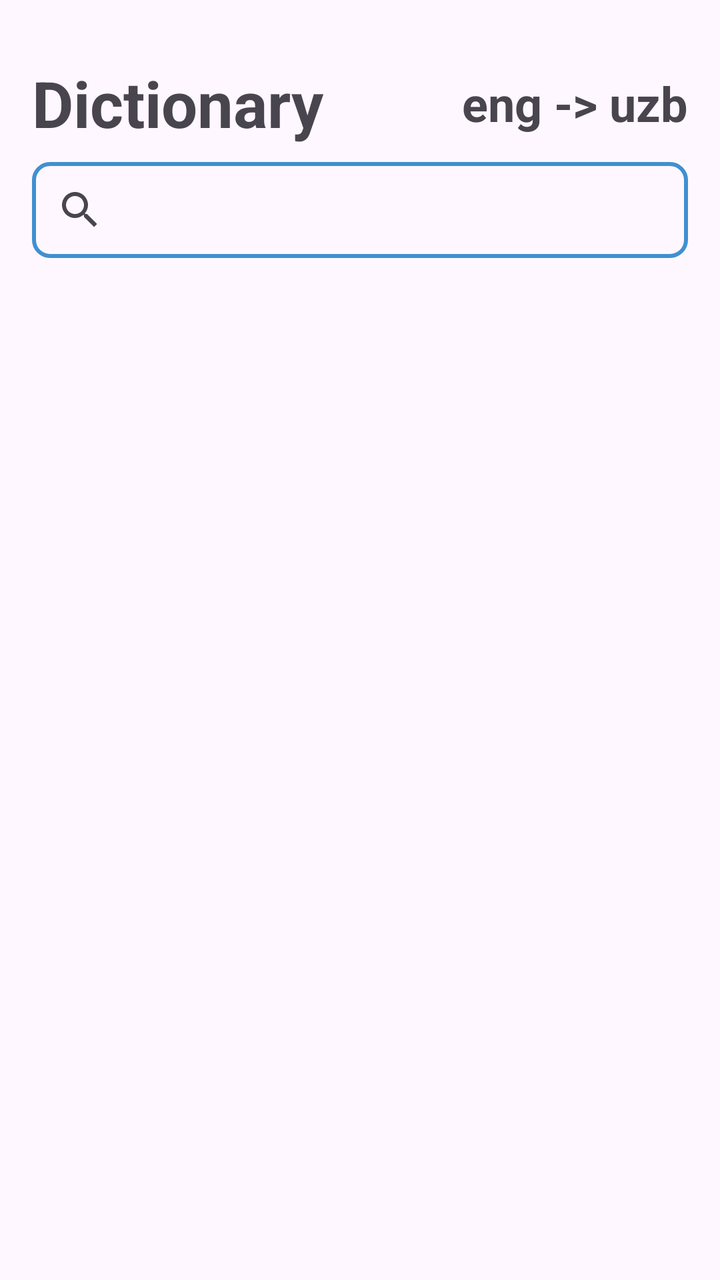
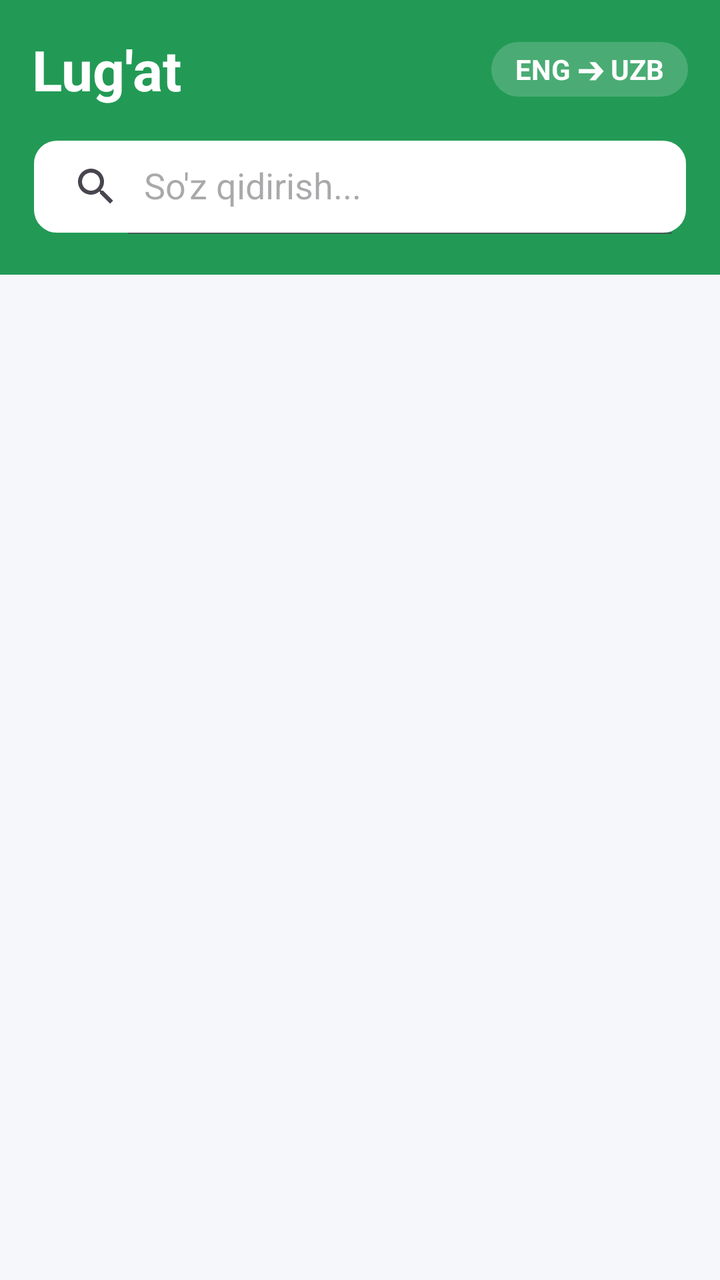

Screens rendered from an Android XML layout before and after an edit, with the pre-edit source and the edit as a unified diff.
<!-- AndroidManifest.xml: application theme Theme.Lugatapp -->
<!-- res/layout/fragment_main.xml -->
<?xml version="1.0" encoding="utf-8"?>
<androidx.constraintlayout.widget.ConstraintLayout xmlns:android="http://schemas.android.com/apk/res/android"
    android:layout_width="match_parent"
    android:layout_height="match_parent"
    android:paddingHorizontal="16dp"
    xmlns:app="http://schemas.android.com/apk/res-auto">
    <TextView
        android:id="@+id/tv_dictionery"
        android:layout_width="wrap_content"
        android:layout_height="wrap_content"
        android:text="Dictionary"
        android:textStyle="bold"
        android:textSize="32dp"
        app:layout_constraintHorizontal_bias="0"
        app:layout_constraintVertical_bias="0.05"
        app:layout_constraintTop_toTopOf="parent"
        app:layout_constraintEnd_toEndOf="parent"
        app:layout_constraintStart_toStartOf="parent"
        app:layout_constraintBottom_toBottomOf="parent"/>
    <TextView
        android:layout_width="wrap_content"
        android:layout_height="wrap_content"
        android:textStyle="bold"
        android:textSize="24dp"
        android:text="eng -> uzb"
        app:layout_constraintTop_toTopOf="@id/tv_dictionery"
        app:layout_constraintBottom_toBottomOf="@id/tv_dictionery"
        app:layout_constraintEnd_toEndOf="parent"/>

    <androidx.appcompat.widget.SearchView
        android:id="@+id/search"
        android:layout_width="match_parent"
        android:layout_height="wrap_content"
        android:layout_marginTop="8dp"
        android:background="@drawable/backround_search"
        app:layout_constraintTop_toBottomOf="@id/tv_dictionery"
        app:layout_constraintStart_toStartOf="parent"
        app:layout_constraintEnd_toEndOf="parent"/>

    <androidx.recyclerview.widget.RecyclerView
        android:id="@+id/recycler"
        android:layout_width="match_parent"
        android:layout_height="0dp"
        app:layout_constraintTop_toBottomOf="@id/search"
        app:layout_constraintStart_toStartOf="parent"
        app:layout_constraintEnd_toEndOf="parent"
        app:layout_constraintBottom_toBottomOf="parent"/>
</androidx.constraintlayout.widget.ConstraintLayout>
<!-- resources referenced by this layout -->
<resources>
  <!-- drawable backround_search (drawable) -->
  <?xml version="1.0" encoding="utf-8"?>
  <shape xmlns:android="http://schemas.android.com/apk/res/android">
      <corners android:radius="8dp"/>
      <stroke android:color="#4090D0"
          android:width="2dp"/>
  </shape>
  <style name="Theme.Lugatapp" parent="Base.Theme.Lugatapp" />
  <style name="Base.Theme.Lugatapp" parent="Theme.Material3.DayNight.NoActionBar">
          
          
      </style>
</resources>

<!-- the commit's change to res/layout/fragment_main.xml (unified diff, before → after) -->
@@ -1,48 +1,72 @@
 <?xml version="1.0" encoding="utf-8"?>
 <androidx.constraintlayout.widget.ConstraintLayout xmlns:android="http://schemas.android.com/apk/res/android"
+    xmlns:app="http://schemas.android.com/apk/res-auto"
+    xmlns:tools="http://schemas.android.com/tools"
     android:layout_width="match_parent"
     android:layout_height="match_parent"
-    android:paddingHorizontal="16dp"
-    xmlns:app="http://schemas.android.com/apk/res-auto">
-    <TextView
-        android:id="@+id/tv_dictionery"
-        android:layout_width="wrap_content"
+    android:background="@color/bg_light">
+
+    
+    <androidx.constraintlayout.widget.ConstraintLayout
+        android:id="@+id/header_container"
+        android:layout_width="match_parent"
         android:layout_height="wrap_content"
-        android:text="Dictionary"
-        android:textStyle="bold"
-        android:textSize="32dp"
-        app:layout_constraintHorizontal_bias="0"
-        app:layout_constraintVertical_bias="0.05"
-        app:layout_constraintTop_toTopOf="parent"
+        android:background="@color/green_primary"
+        android:paddingHorizontal="16dp"
+        android:paddingTop="16dp"
+        android:paddingBottom="20dp"
         app:layout_constraintEnd_toEndOf="parent"
         app:layout_constraintStart_toStartOf="parent"
-        app:layout_constraintBottom_toBottomOf="parent"/>
-    <TextView
-        android:layout_width="wrap_content"
-        android:layout_height="wrap_content"
-        android:textStyle="bold"
-        android:textSize="24dp"
-        android:text="eng -> uzb"
-        app:layout_constraintTop_toTopOf="@id/tv_dictionery"
-        app:layout_constraintBottom_toBottomOf="@id/tv_dictionery"
-        app:layout_constraintEnd_toEndOf="parent"/>
+        app:layout_constraintTop_toTopOf="parent">
 
-    <androidx.appcompat.widget.SearchView
-        android:id="@+id/search"
-        android:layout_width="match_parent"
-        android:layout_height="wrap_content"
-        android:layout_marginTop="8dp"
-        android:background="@drawable/backround_search"
-        app:layout_constraintTop_toBottomOf="@id/tv_dictionery"
-        app:layout_constraintStart_toStartOf="parent"
-        app:layout_constraintEnd_toEndOf="parent"/>
+        <TextView
+            android:id="@+id/tv_dictionery"
+            android:layout_width="wrap_content"
+            android:layout_height="wrap_content"
+            android:text="Lug'at"
+            android:textColor="@color/white"
+            android:textSize="28sp"
+            android:textStyle="bold"
+            app:layout_constraintStart_toStartOf="parent"
+            app:layout_constraintTop_toTopOf="parent" />
+
+        <TextView
+            android:layout_width="wrap_content"
+            android:layout_height="wrap_content"
+            android:background="@drawable/bg_action_btn"
+            android:paddingHorizontal="12dp"
+            android:paddingVertical="4dp"
+            android:text="ENG ➔ UZB"
+            android:textColor="@color/white"
+            android:textSize="14sp"
+            android:textStyle="bold"
+            app:layout_constraintBottom_toBottomOf="@id/tv_dictionery"
+            app:layout_constraintEnd_toEndOf="parent"
+            app:layout_constraintTop_toTopOf="@id/tv_dictionery" />
+
+        <androidx.appcompat.widget.SearchView
+            android:id="@+id/search"
+            android:layout_width="match_parent"
+            android:layout_height="wrap_content"
+            android:layout_marginTop="16dp"
+            android:background="@drawable/backround_search"
+            app:iconifiedByDefault="false"
+            app:queryHint="So'z qidirish..."
+            app:layout_constraintEnd_toEndOf="parent"
+            app:layout_constraintStart_toStartOf="parent"
+            app:layout_constraintTop_toBottomOf="@id/tv_dictionery" />
+
+    </androidx.constraintlayout.widget.ConstraintLayout>
 
     <androidx.recyclerview.widget.RecyclerView
         android:id="@+id/recycler"
         android:layout_width="match_parent"
         android:layout_height="0dp"
-        app:layout_constraintTop_toBottomOf="@id/search"
+        android:clipToPadding="false"
+        android:padding="16dp"
+        app:layout_constraintBottom_toBottomOf="parent"
+        app:layout_constraintEnd_toEndOf="parent"
         app:layout_constraintStart_toStartOf="parent"
-        app:layout_constraintEnd_toEndOf="parent"
-        app:layout_constraintBottom_toBottomOf="parent"/>
+        app:layout_constraintTop_toBottomOf="@id/header_container" />
+
 </androidx.constraintlayout.widget.ConstraintLayout>
<!-- resource entries referenced after the edit -->
@@ -1,16 +1,30 @@
 <!-- resources referenced by this layout -->
 <resources>
+  <color name="bg_light">#F5F7FA</color>
+  <color name="green_primary">#229A55</color>
+  <color name="white">#FFFFFFFF</color>
   <!-- drawable backround_search (drawable) -->
   <?xml version="1.0" encoding="utf-8"?>
   <shape xmlns:android="http://schemas.android.com/apk/res/android">
-      <corners android:radius="8dp"/>
-      <stroke android:color="#4090D0"
-          android:width="2dp"/>
+      <solid android:color="#FFFFFF" />
+      <corners android:radius="12dp" />
+      <stroke android:width="1dp" android:color="#229A55" />
+  </shape>
+  <!-- drawable bg_action_btn (drawable) -->
+  <?xml version="1.0" encoding="utf-8"?>
+  <shape xmlns:android="http://schemas.android.com/apk/res/android"
+      android:shape="rectangle">
+      <solid android:color="#2EFFFFFF" />
+      <corners android:radius="14dp" />
   </shape>
   <style name="Theme.Lugatapp" parent="Base.Theme.Lugatapp" />
   <style name="Base.Theme.Lugatapp" parent="Theme.Material3.DayNight.NoActionBar">
-          
-          
+          <item name="colorPrimary">@color/green_primary</item>
+          <item name="colorPrimaryVariant">@color/green_dark</item>
+          <item name="colorOnPrimary">@color/white</item>
+          <item name="android:statusBarColor">@color/green_primary</item>
+          <item name="android:windowBackground">@color/bg_light</item>
       </style>
+  <color name="green_dark">#1B7A43</color>
 </resources>
 
